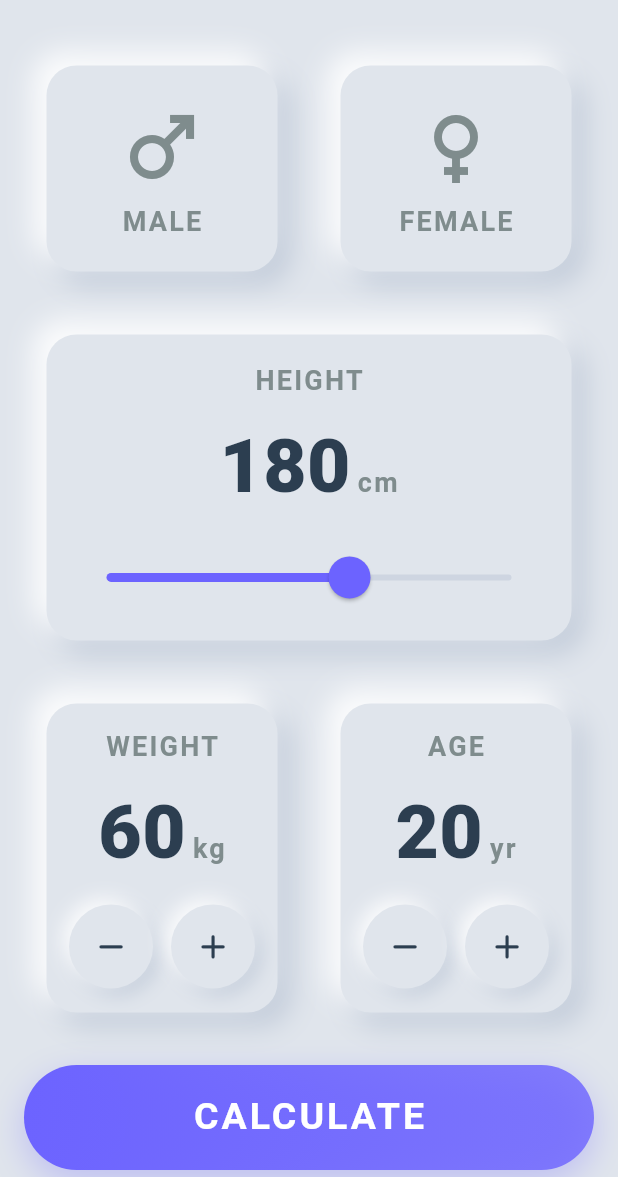
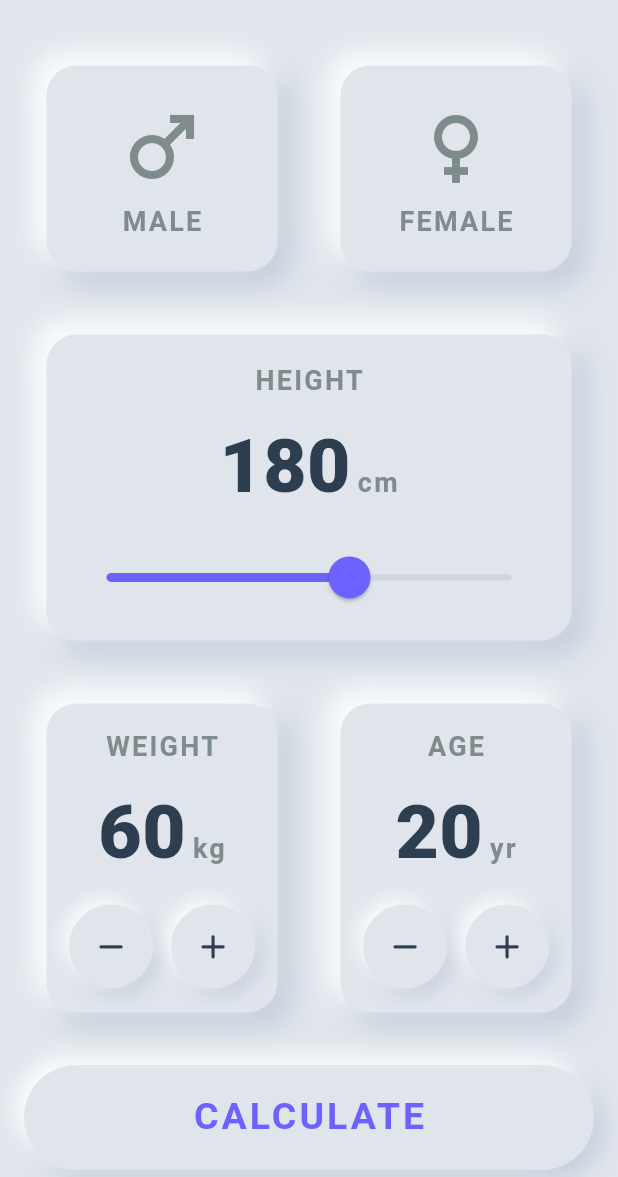
Before and after one commit to MarkCnw/bmi-calculator, a Flutter app: the screen it shows after launch, on a phone screen of 412 x 824 dp, the part 59-1236 px from its top. Run offline on Flutter 3.47's test engine with Material 3 defaults, Android fonts, the phone set to English and light mode, and no system bars; our stand-ins replace font_awesome_flutter.

Commit message:
Implement neumorphic large button widget and replace gradient buttons
Co-authored-by: MarkCnw <134189350+MarkCnw@users.noreply.github.com>

```diff
--- a/w5/lib/screens/input_screen.dart
+++ b/w5/lib/screens/input_screen.dart
@@ -3,6 +3,7 @@ import 'package:font_awesome_flutter/font_awesome_flutter.dart';
 import 'package:w5/theme/constants.dart';
 import 'package:w5/widget/neumorphic_container.dart';
 import 'package:w5/widget/neumorphic_button.dart';
+import 'package:w5/widget/neumorphic_large_button.dart';
 import 'dart:math';
 
 import 'output_screen.dart';
@@ -362,33 +363,12 @@ class _InputScreenState extends State<InputScreen> {
                     const SizedBox(height: 20),
 
                     // Calculate Button
-                    GestureDetector(
-                      onTap: calculateAndNavigate,
-                      child: Container(
-                        height: 70.0,
-                        decoration: BoxDecoration(
-                          gradient: LinearGradient(
-                            colors: [
-                              kNeumorphicAccent,
-                              kNeumorphicAccent.withOpacity(0.8),
-                            ],
-                            begin: Alignment.topLeft,
-                            end: Alignment.bottomRight,
-                          ),
-                          borderRadius: BorderRadius.circular(35.0),
-                          boxShadow: [
-                            BoxShadow(
-                              color: kNeumorphicAccent.withOpacity(0.3),
-                              offset: const Offset(0, 8),
-                              blurRadius: 20,
-                            ),
-                          ],
-                        ),
-                        child: const Center(
-                          child: Text(
-                            'CALCULATE',
-                            style: kLargeButtonTextStyle,
-                          ),
+                    NeumorphicLargeButton(
+                      onPressed: calculateAndNavigate,
+                      child: Text(
+                        'CALCULATE',
+                        style: kLargeButtonTextStyle.copyWith(
+                          color: kNeumorphicAccent,
                         ),
                       ),
                     ),
--- /dev/null
+++ b/w5/lib/widget/neumorphic_large_button.dart
@@ -0,0 +1,75 @@
+import 'package:flutter/material.dart';
+import 'package:w5/theme/constants.dart';
+
+class NeumorphicLargeButton extends StatefulWidget {
+  final Widget child;
+  final VoidCallback onPressed;
+  final double height;
+  final double borderRadius;
+  final EdgeInsetsGeometry? margin;
+
+  const NeumorphicLargeButton({
+    super.key,
+    required this.child,
+    required this.onPressed,
+    this.height = 70.0,
+    this.borderRadius = 35.0,
+    this.margin,
+  });
+
+  @override
+  State<NeumorphicLargeButton> createState() => _NeumorphicLargeButtonState();
+}
+
+class _NeumorphicLargeButtonState extends State<NeumorphicLargeButton> {
+  bool isPressed = false;
+
+  @override
+  Widget build(BuildContext context) {
+    return GestureDetector(
+      onTapDown: (_) => setState(() => isPressed = true),
+      onTapUp: (_) {
+        setState(() => isPressed = false);
+        widget.onPressed();
+      },
+      onTapCancel: () => setState(() => isPressed = false),
+      child: AnimatedContainer(
+        duration: const Duration(milliseconds: 150),
+        height: widget.height,
+        margin: widget.margin,
+        decoration: BoxDecoration(
+          color: kNeumorphicBackground,
+          borderRadius: BorderRadius.circular(widget.borderRadius),
+          boxShadow: isPressed
+              ? [
+                  // Pressed state - reduced shadows
+                  BoxShadow(
+                    color: kNeumorphicShadowDark.withOpacity(0.4),
+                    offset: const Offset(3, 3),
+                    blurRadius: 6,
+                  ),
+                  BoxShadow(
+                    color: kNeumorphicShadowLight.withOpacity(0.8),
+                    offset: const Offset(-3, -3),
+                    blurRadius: 6,
+                  ),
+                ]
+              : [
+                  // Normal state - prominent shadows
+                  BoxShadow(
+                    color: kNeumorphicShadowDark.withOpacity(0.5),
+                    offset: const Offset(6, 6),
+                    blurRadius: 12,
+                  ),
+                  BoxShadow(
+                    color: kNeumorphicShadowLight.withOpacity(0.9),
+                    offset: const Offset(-6, -6),
+                    blurRadius: 12,
+                  ),
+                ],
+        ),
+        child: Center(child: widget.child),
+      ),
+    );
+  }
+}
```
Also changed, not shown: w5/lib/screens/output_screen.dart (+8 -25 lines).
